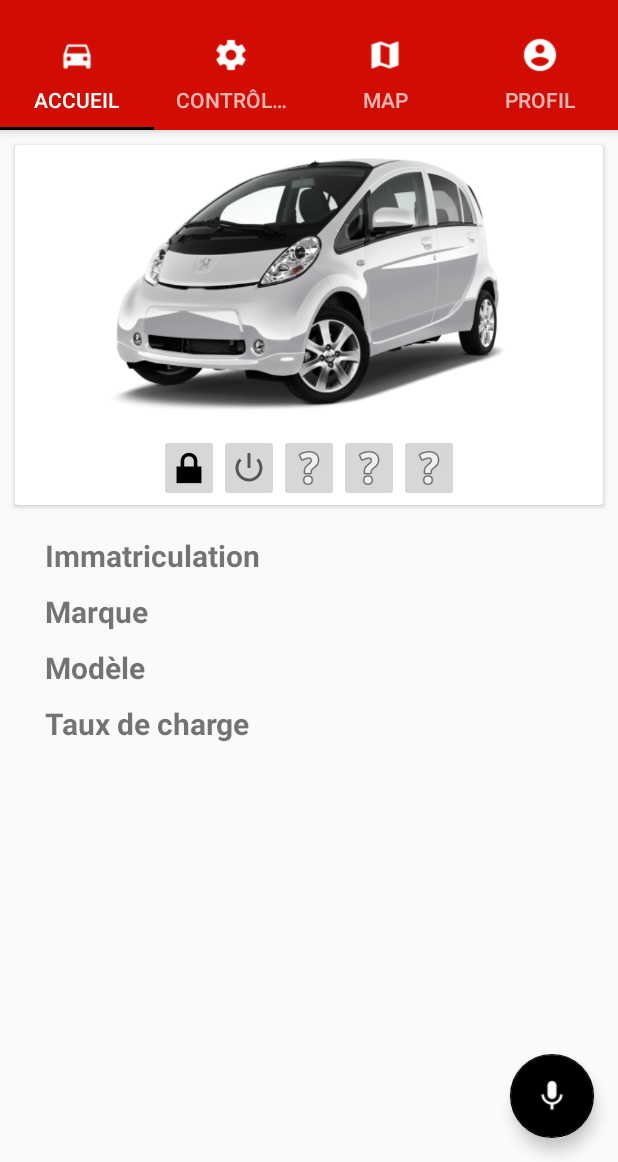
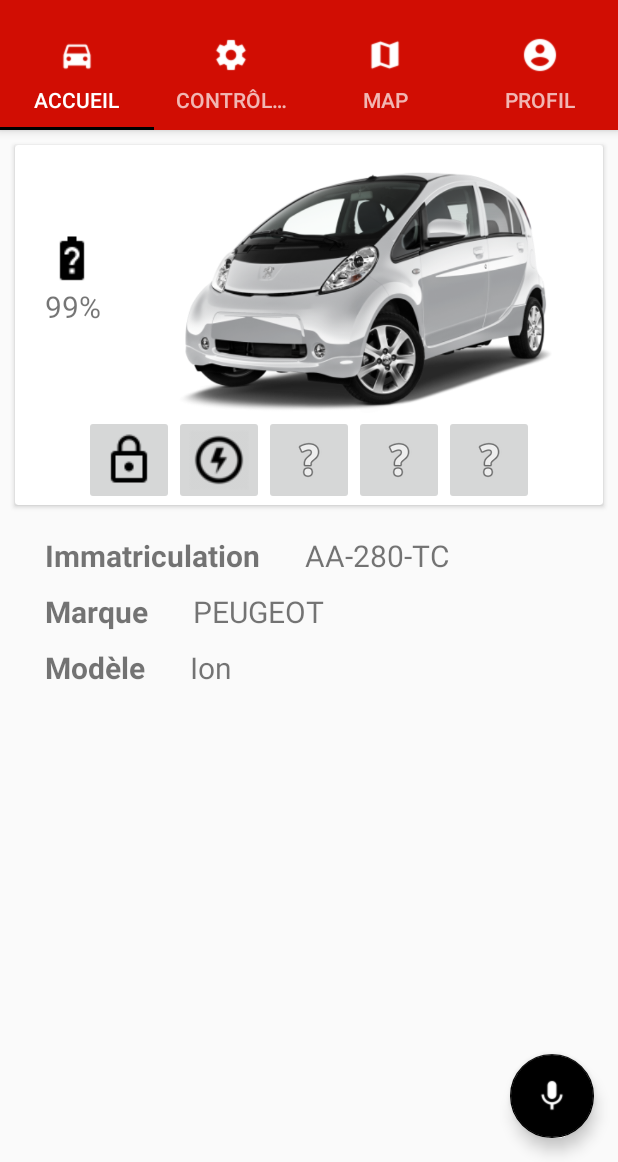
Before and after one commit to JusTmaino/VAMP_MobileApp, an Android app: the HomeFragment screen opened directly, with no data from a screen before it, on a phone screen of 412 x 824 dp, the part 74-1236 px from its top. Run offline under Robolectric (Android 15) with nearby library versions, the phone set to English and light mode, and no system bars.

Commit message:
#1 closed

```diff
--- a/app/src/main/java/com/mbds/vamp/vamp_mobileapp/controllers/fragments/HomeFragment.java
+++ b/app/src/main/java/com/mbds/vamp/vamp_mobileapp/controllers/fragments/HomeFragment.java
@@ -1,17 +1,37 @@
 package com.mbds.vamp.vamp_mobileapp.controllers.fragments;
 
+import android.media.Image;
 import android.os.Bundle;
 
 import android.support.annotation.Nullable;
+import android.support.design.widget.Snackbar;
 import android.support.v4.app.Fragment;
 import android.view.LayoutInflater;
 import android.view.View;
 import android.view.ViewGroup;
+import android.widget.ImageButton;
+import android.widget.TextView;
 
 import com.mbds.vamp.vamp_mobileapp.R;
 
 
 public class HomeFragment extends Fragment {
+
+    TextView charge;
+    TextView registerNumber;
+    TextView brand;
+    TextView model;
+
+    ImageButton lock;
+    boolean state_lock = true;
+
+    ImageButton start;
+    boolean state_start = false;
+
+    ImageButton undefined1;
+    ImageButton undefined2;
+    ImageButton undefined3;
+
 
     @Nullable
     @Override
@@ -24,5 +44,93 @@ public class HomeFragment extends Fragment {
     public void onActivityCreated(@Nullable Bundle savedInstanceState) {
         super.onActivityCreated(savedInstanceState);
 
+        charge = (TextView) getActivity().findViewById(R.id.home_charge);
+        registerNumber = (TextView) getActivity().findViewById(R.id.home_registerNumber);
+        brand = (TextView) getActivity().findViewById(R.id.home_brand);
+        model = (TextView) getActivity().findViewById(R.id.home_model);
+
+        lock = (ImageButton) getActivity().findViewById(R.id.home_lock);
+        start = (ImageButton) getActivity().findViewById(R.id.home_start);
+        undefined1 = (ImageButton) getActivity().findViewById(R.id.home_control_undefined_3);
+        undefined2 = (ImageButton) getActivity().findViewById(R.id.home_control_undefined_4);
+        undefined3 = (ImageButton) getActivity().findViewById(R.id.home_control_undefined_5);
+
+
+        ////////////////////////////////////////////////////////////////////////////////////////////
+        // Gestion de commandes de contrôle
+        ////////////////////////////////////////////////////////////////////////////////////////////
+
+        lock.setOnClickListener(new View.OnClickListener() {
+            @Override
+            public void onClick(View v) {
+                if(state_lock) {
+                    state_lock = false;
+                    lock.setImageResource(R.drawable.ic_unlock);
+                    Snackbar.make(v, R.string.home_unlock, Snackbar.LENGTH_LONG)
+                            .setAction(R.string.home_unlock, null).show();
+                } else {
+                    state_lock = true;
+                    lock.setImageResource(R.drawable.ic_lock);
+                    Snackbar.make(v, R.string.home_lock, Snackbar.LENGTH_LONG)
+                            .setAction(R.string.home_lock, null).show();
+                }
+            }
+
+        });
+
+        start.setOnClickListener(new View.OnClickListener() {
+            @Override
+            public void onClick(View v) {
+                if(state_start) {
+                    state_start = false;
+                    start.setImageResource(R.drawable.ic_start);
+                    Snackbar.make(v, R.string.home_stop, Snackbar.LENGTH_LONG)
+                            .setAction(R.string.home_stop, null).show();
+                } else {
+                    state_start = true;
+                    start.setImageResource(R.drawable.ic_stop);
+                    Snackbar.make(v, R.string.home_start, Snackbar.LENGTH_LONG)
+                            .setAction(R.string.home_start, null).show();
+
+                }
+            }
+        });
+
+        undefined1.setOnClickListener(new View.OnClickListener() {
+            @Override
+            public void onClick(View v) {
+                Snackbar.make(v, R.string.home_undefined, Snackbar.LENGTH_LONG)
+                        .setAction(R.string.home_undefined, null).show();
+            }
+        });
+
+        undefined2.setOnClickListener(new View.OnClickListener() {
+            @Override
+            public void onClick(View v) {
+                Snackbar.make(v, R.string.home_undefined, Snackbar.LENGTH_LONG)
+                        .setAction(R.string.home_undefined, null).show();
+            }
+        });
+
+        undefined3.setOnClickListener(new View.OnClickListener() {
+            @Override
+            public void onClick(View v) {
+                Snackbar.make(v, R.string.home_undefined, Snackbar.LENGTH_LONG)
+                        .setAction(R.string.home_undefined, null).show();
+            }
+        });
+
+        ////////////////////////////////////////////////////////////////////////////////////////////
+
+        ////////////////////////////////////////////////////////////////////////////////////////////
+        // Initialisation des données du véhicule
+        ////////////////////////////////////////////////////////////////////////////////////////////
+
+        charge.setText("99%");
+        registerNumber.setText("AA-280-TC");
+        brand.setText("PEUGEOT");
+        model.setText("Ion");
+
+        ////////////////////////////////////////////////////////////////////////////////////////////
     }
 }
--- a/app/src/main/res/layout/fragment_home.xml
+++ b/app/src/main/res/layout/fragment_home.xml
@@ -4,7 +4,7 @@
     android:layout_width="match_parent"
     android:layout_height="match_parent"
     android:orientation="vertical"
-    android:layout_marginTop="60dp"
+    android:layout_marginTop="80dp"
     tools:context="com.mbds.vamp.vamp_mobileapp.controllers.fragments.HomeFragment">
 
     <android.support.v7.widget.CardView
@@ -12,55 +12,94 @@
         android:layout_height="240dp"
         android:layout_marginTop="20dp"
         android:layout_margin="10dp"
-        android:elevation="@dimen/cardview_compat_inset_shadow"
+        android:elevation="@dimen/cardview_default_elevation"
         android:id="@+id/home_car">
 
-        <ImageView
-            android:id="@+id/home_car_view"
+        <LinearLayout
             android:layout_width="wrap_content"
-            android:layout_height="180dp"
-            android:src="@drawable/ion"
-            android:contentDescription="@string/car_view"/>
+            android:layout_height="wrap_content"
+            android:orientation="horizontal">
+
+            <LinearLayout
+                android:layout_width="wrap_content"
+                android:layout_height="wrap_content"
+                android:orientation="vertical"
+                android:layout_gravity="center"
+                android:layout_marginStart="20dp"
+                android:layout_marginEnd="20dp">
+
+                <ImageView
+                    android:layout_width="wrap_content"
+                    android:layout_height="wrap_content"
+                    android:src="@drawable/ic_charge"
+                    android:contentDescription="@string/home_charge"/>
+
+                <TextView
+                    android:layout_width="wrap_content"
+                    android:layout_height="wrap_content"
+                    android:textSize="20sp"
+                    android:id="@+id/home_charge"
+                    android:text="XX %"/>
+
+            </LinearLayout>
+
+            <ImageView
+                android:id="@+id/home_car_view"
+                android:layout_width="wrap_content"
+                android:layout_height="170dp"
+                android:layout_marginTop="10dp"
+                android:contentDescription="@string/car_view"
+                android:src="@drawable/ion" />
+
+        </LinearLayout>
+
 
         <LinearLayout
             android:layout_width="wrap_content"
             android:layout_height="wrap_content"
             android:layout_marginTop="95dp"
+            android:layout_marginBottom="5dp"
             android:orientation="horizontal"
             android:layout_gravity="center">
 
             <ImageButton
                 android:id="@+id/home_lock"
-                android:layout_width="40dp"
-                android:layout_height="45dp"
-                android:src="@android:drawable/ic_lock_lock"
+                android:padding="5dp"
+                android:paddingBottom="20dp"
+                android:layout_width="60dp"
+                android:layout_height="60dp"
+                android:src="@drawable/ic_lock"
                 android:contentDescription="@string/home_lock"/>
 
             <ImageButton
                 android:id="@+id/home_start"
-                android:layout_width="40dp"
-                android:layout_height="45dp"
-                android:src="@android:drawable/ic_lock_power_off"
+                android:padding="5dp"
+                android:layout_width="60dp"
+                android:layout_height="60dp"
+                android:src="@drawable/ic_start"
                 android:contentDescription="@string/home_start"/>
 
             <ImageButton
                 android:id="@+id/home_control_undefined_3"
-                android:layout_width="40dp"
-                android:layout_height="45dp"
+                android:padding="5dp"
+                android:layout_width="60dp"
+                android:layout_height="60dp"
                 android:src="@android:drawable/ic_menu_help"
                 android:contentDescription="@string/home_undefined"/>
 
             <ImageButton
                 android:id="@+id/home_control_undefined_4"
-                android:layout_width="40dp"
-                android:layout_height="45dp"
+                android:padding="5dp"
+                android:layout_width="60dp"
+                android:layout_height="60dp"
                 android:src="@android:drawable/ic_menu_help"
                 android:contentDescription="@string/home_undefined"/>
 
             <ImageButton
                 android:id="@+id/home_control_undefined_5"
-                android:layout_width="40dp"
-                android:layout_height="45dp"
+                android:padding="5dp"
+                android:layout_width="60dp"
+                android:layout_height="60dp"
                 android:src="@android:drawable/ic_menu_help"
                 android:contentDescription="@string/home_undefined"/>
 
@@ -87,12 +126,12 @@
                 android:layout_marginEnd="30dp"
                 android:text="@string/home_registerNumber"
                 android:textStyle="bold"
-                android:textSize="20dp"/>
+                android:textSize="20sp"/>
 
             <TextView
                 android:layout_width="wrap_content"
                 android:layout_height="wrap_content"
-                android:textSize="15dp"
+                android:textSize="20sp"
                 android:id="@+id/home_registerNumber"/>
 
         </LinearLayout>
@@ -108,13 +147,13 @@
                 android:layout_height="wrap_content"
                 android:layout_marginEnd="30dp"
                 android:textStyle="bold"
-                android:textSize="20dp"
+                android:textSize="20sp"
                 android:text="@string/home_brand"/>
 
             <TextView
                 android:layout_width="wrap_content"
                 android:layout_height="wrap_content"
-                android:textSize="15dp"
+                android:textSize="20sp"
                 android:id="@+id/home_brand"/>
 
         </LinearLayout>
@@ -130,43 +169,17 @@
                 android:layout_height="wrap_content"
                 android:layout_marginEnd="30dp"
                 android:textStyle="bold"
-                android:textSize="20dp"
+                android:textSize="20sp"
                 android:text="@string/home_model"/>
 
             <TextView
                 android:layout_width="wrap_content"
                 android:layout_height="wrap_content"
-                android:textSize="15dp"
+                android:textSize="20sp"
                 android:id="@+id/home_model"/>
-
-        </LinearLayout>
-
-        <LinearLayout
-            android:layout_width="wrap_content"
-            android:layout_height="wrap_content"
-            android:orientation="horizontal"
-            android:layout_marginBottom="10dp">
-
-            <TextView
-                android:layout_width="wrap_content"
-                android:layout_height="wrap_content"
-                android:textStyle="bold"
-                android:textSize="20dp"
-                android:layout_marginEnd="30dp"
-                android:text="@string/home_charge"/>
-
-            <TextView
-                android:layout_width="wrap_content"
-                android:layout_height="wrap_content"
-                android:textSize="15dp"
-                android:id="@+id/home_charge"/>
 
         </LinearLayout>
 
     </LinearLayout>
 
-
-
-
-
 </LinearLayout>
--- a/app/src/main/res/values/strings.xml
+++ b/app/src/main/res/values/strings.xml
@@ -16,8 +16,10 @@
     <string name="car_view">photo_voiture</string>
 
     <!-- .HomeFragment -->
-    <string name="home_lock">déverrouiller</string>
-    <string name="home_start">démarrer</string>
+    <string name="home_lock">Verrouillage des portes</string>
+    <string name="home_unlock">Déverrouillage des portes</string>
+    <string name="home_start">Démarrage du véhicule </string>
+    <string name="home_stop">Arrêt du véhicule</string>
     <string name="home_undefined">non défini</string>
     <string name="home_registerNumber">Immatriculation</string>
     <string name="home_brand">Marque</string>
```
Also changed, not shown: app/src/main/java/com/mbds/vamp/vamp_mobileapp/controllers/MainActivity.java (+8 -3 lines), app/src/main/res/layout/activity_main.xml (deleted, +0 -36 lines), app/src/main/res/drawable/ic_account.png (renamed from app/src/main/res/drawable/account.png), app/src/main/res/drawable/ic_charge.png (added), app/src/main/res/drawable/ic_controls.png (renamed from app/src/main/res/drawable/controls.png), app/src/main/res/drawable/ic_home.png (renamed from app/src/main/res/drawable/home.png), app/src/main/res/drawable/ic_lock.png (added), app/src/main/res/drawable/ic_map.png (renamed from app/src/main/res/drawable/map.png), app/src/main/res/drawable/ic_start.png (added), app/src/main/res/drawable/ic_stop.png (added), app/src/main/res/drawable/ic_unlock.png (added), app/src/main/res/drawable/right_chevron.png (deleted), 70 other files.
